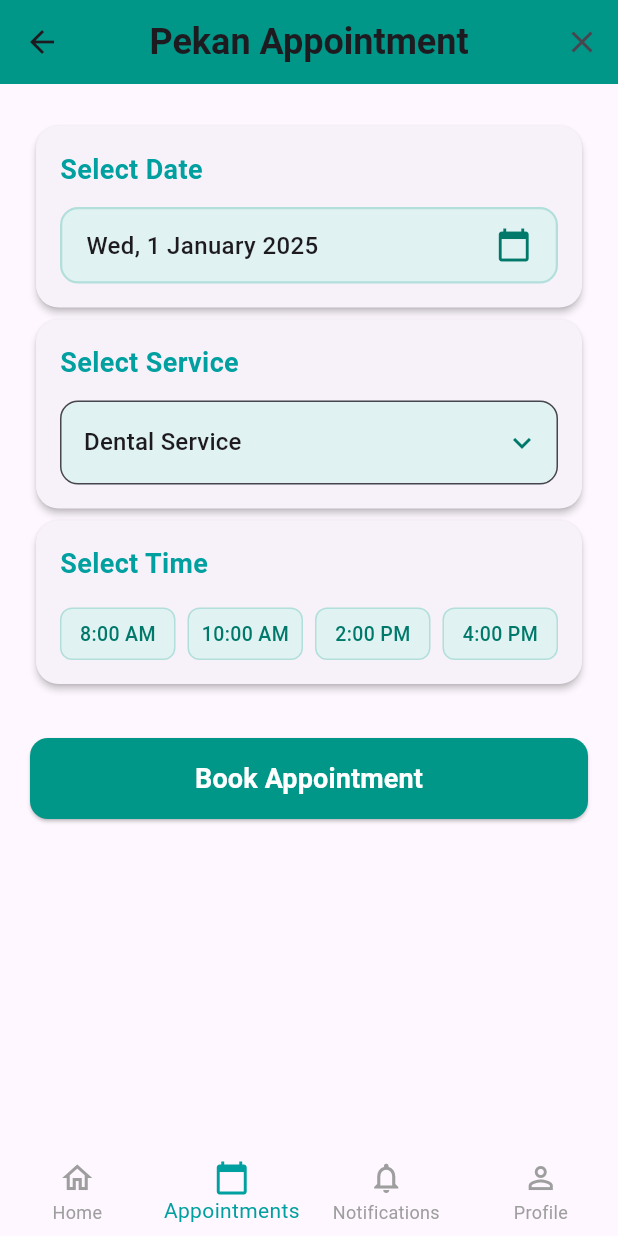
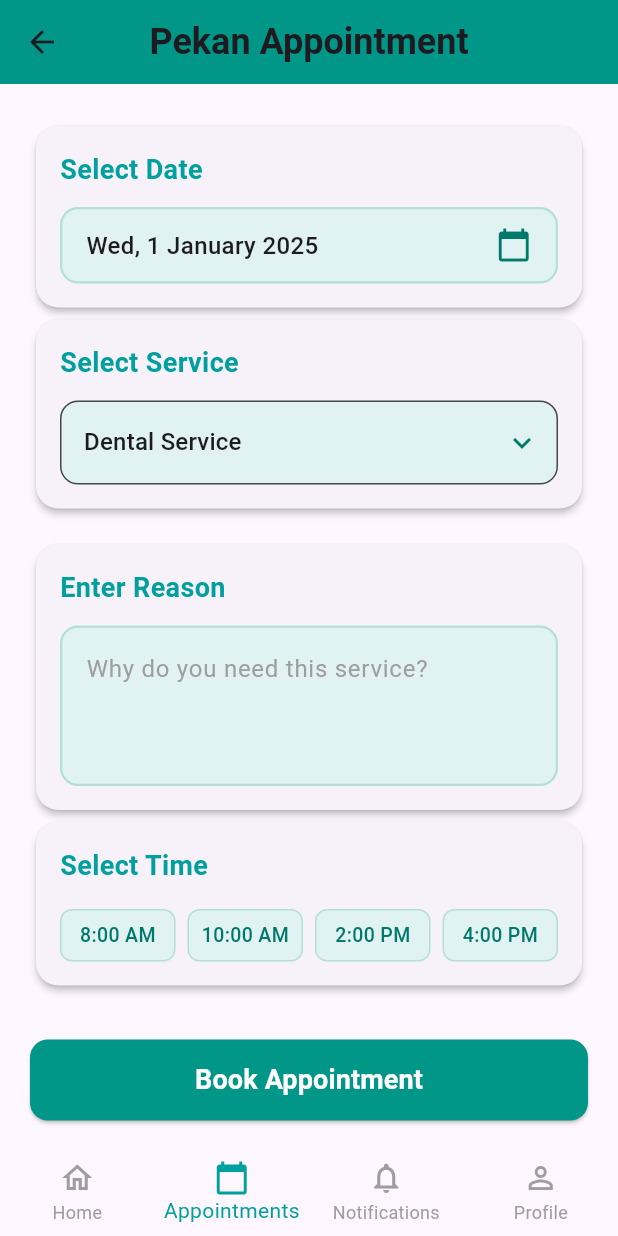
Before and after one commit to warsena/appointmentpractice, a Flutter app: the Appointmentpekan screen opened directly, on a phone screen of 412 x 824 dp. Run offline on Flutter 3.47's test engine with Material 3 defaults, Android fonts, the phone set to English and light mode, and no system bars; our stand-ins replace cloud_firestore, firebase_auth, firebase_core, table_calendar; accounts and stored records are empty.

Commit message:
add service reason at the appointment

```diff
--- a/lib/Appointment/appointmentpekan.dart
+++ b/lib/Appointment/appointmentpekan.dart
@@ -2,7 +2,6 @@ import 'package:flutter/material.dart';
 import 'package:intl/intl.dart';
 import 'package:cloud_firestore/cloud_firestore.dart';
 import 'package:firebase_auth/firebase_auth.dart'; // Firebase Authentication
-
 
 class Appointmentpekan extends StatefulWidget {
   const Appointmentpekan({super.key});
@@ -18,6 +17,7 @@ class _AppointmentpekanState extends State<Appointmentpekan> {
   String selectedTimeslot = '8.00 AM'; //letak sbb tk blh kosong
   String selectedCampus = 'Pekan';
   List<String> availableTimeslots = [];
+  TextEditingController reasonController = TextEditingController(); // Controller for reason input
 
   final List<String> services = [
     'Dental Service',
@@ -26,7 +26,12 @@ class _AppointmentpekanState extends State<Appointmentpekan> {
   ];
 
   final Map<String, List<String>> medicalSpecializations = {
-    'Medical Health Service': ['Diabetes', 'Obesity', 'Hypertension', 'Physiotherapy'],
+    'Medical Health Service': [
+      'Diabetes',
+      'Obesity',
+      'Hypertension',
+      'Physiotherapy'
+    ],
   };
 
   final Map<String, List<String>> serviceTimeslots = {
@@ -50,7 +55,6 @@ class _AppointmentpekanState extends State<Appointmentpekan> {
       // Get all possible timeslots for the selected service
       List<String> allTimeslots = serviceTimeslots[selectedService] ?? [];
 
-
       // Query Firestore for booked appointments
       QuerySnapshot snapshot = await FirebaseFirestore.instance
           .collection('Appointment')
@@ -63,8 +67,6 @@ class _AppointmentpekanState extends State<Appointmentpekan> {
       List<String> bookedSlots = snapshot.docs
           .map((doc) => doc.get('Appointment_Time') as String)
           .toList();
-
-
 
       // Update state with available timeslots
       setState(() {
@@ -111,7 +113,8 @@ Future<void> _bookAppointment() async {
       if (currentUser == null) {
         if (mounted) {
           ScaffoldMessenger.of(context).showSnackBar(
-          const SnackBar(content: Text('Please log in to book an appointment')),
+            const SnackBar(
+                content: Text('Please log in to book an appointment')),
           );
         }
         return;
@@ -138,7 +141,8 @@ Future<void> _bookAppointment() async {
       if (existingBookings.docs.isNotEmpty) {
         ScaffoldMessenger.of(context).showSnackBar(
           const SnackBar(
-          content: Text('This timeslot has just been booked. Please select another timeslot.'),
+            content: Text(
+                'This timeslot has just been booked. Please select another timeslot.'),
           ),
         );
         await _fetchAvailableTimeslots();
@@ -146,25 +150,33 @@ Future<void> _bookAppointment() async {
       }
 
       // Add a new appointment to Firestore
-    final newAppointmentRef = FirebaseFirestore.instance.collection('Appointment').doc();
+      final newAppointmentRef =
+          FirebaseFirestore.instance.collection('Appointment').doc();
+
+      // Get the reason from the controller
+      String appointmentReason = reasonController.text.trim();
 
       // Create the appointment data
       final appointmentData = {
-      'Appointment_ID': newAppointmentRef.id, // Use the document ID as Appointment_ID
+        'Appointment_ID':
+            newAppointmentRef.id, // Use the document ID as Appointment_ID
         'Appointment_Date': formattedDate,
         'Appointment_Time': selectedTimeslot,
         'Appointment_Campus': selectedCampus,
         'Appointment_Service': selectedService,
+        'Appointment_Reason': appointmentReason, // Store the reason
         'Created_At': FieldValue.serverTimestamp(),
         'User_ID': currentUser.uid, // Use the current user's UID
       };
 
       // Add the appointment to Firestore
-    await newAppointmentRef.set(appointmentData); // Use set() with the document reference
+      await newAppointmentRef
+          .set(appointmentData); // Use set() with the document reference
 
       if (mounted) {
         ScaffoldMessenger.of(context).showSnackBar(
-        const SnackBar(content: Text('Your booking is successfully confirmed.')),
+          const SnackBar(
+              content: Text('Your booking is successfully confirmed.')),
         );
         Navigator.pop(context);
       }
@@ -188,17 +200,12 @@ Future<void> _bookAppointment() async {
         ),
         centerTitle: true,
         backgroundColor: Colors.teal,
-        actions: [
-          IconButton(
-            icon: const Icon(Icons.close),
-            onPressed: () => Navigator.pop(context),
-          ),
-        ],
       ),
       body: SafeArea(
         child: SingleChildScrollView(
           child: Padding(
-            padding: const EdgeInsets.symmetric(horizontal: 20.0, vertical: 24.0),
+            padding:
+                const EdgeInsets.symmetric(horizontal: 20.0, vertical: 24.0),
             child: Column(
               crossAxisAlignment: CrossAxisAlignment.stretch,
               children: [
@@ -289,9 +296,12 @@ Future<void> _bookAppointment() async {
   }
 
   Widget _buildServiceDropdown() {
-    return Card(
+    return Column(
+      children: [
+        Card(
           elevation: 2,
-      shape: RoundedRectangleBorder(borderRadius: BorderRadius.circular(15)),
+          shape:
+              RoundedRectangleBorder(borderRadius: BorderRadius.circular(15)),
           child: Padding(
             padding: const EdgeInsets.all(16.0),
             child: Column(
@@ -308,13 +318,15 @@ Future<void> _bookAppointment() async {
                 const SizedBox(height: 12.0),
                 DropdownButtonFormField<String>(
                   value: selectedService,
-              icon: Icon(Icons.keyboard_arrow_down, color: Colors.teal.shade700),
+                  icon: Icon(Icons.keyboard_arrow_down,
+                      color: Colors.teal.shade700),
                   decoration: InputDecoration(
                     filled: true,
                     fillColor: Colors.teal.shade50,
                     border: OutlineInputBorder(
                       borderRadius: BorderRadius.circular(12.0),
-                  borderSide: BorderSide(color: Colors.teal.shade100, width: 1.5),
+                      borderSide:
+                          BorderSide(color: Colors.teal.shade100, width: 1.5),
                     ),
                   ),
                   items: services.map((String service) {
@@ -326,21 +338,36 @@ Future<void> _bookAppointment() async {
                   onChanged: (newValue) async {
                     setState(() {
                       selectedService = newValue!;
-                  selectedTimeslot = ''; // Clear selected timeslot when service changes
+                      selectedTimeslot = '';
                     });
-                await _fetchAvailableTimeslots(); // Fetch new available timeslots
+                    await _fetchAvailableTimeslots();
                   },
                 ),
               ],
             ),
           ),
+        ),
+        if (selectedService.isNotEmpty) const SizedBox(height: 16.0),
+        if (selectedService.isNotEmpty)
+          Card(
+            elevation: 2,
+            shape:
+                RoundedRectangleBorder(borderRadius: BorderRadius.circular(15)),
+            child: Padding(
+              padding: const EdgeInsets.all(16.0),
+              child: _buildReasonInput(),
+            ),
+          ),
+      ],
     );
   }
 
   Widget _buildSpecializationDropdown() {
     // Initialize selectedSpecialization if it's empty
-  if (selectedSpecialization.isEmpty && medicalSpecializations['Medical Health Service']?.isNotEmpty == true) {
-    selectedSpecialization = medicalSpecializations['Medical Health Service']!.first;
+    if (selectedSpecialization.isEmpty &&
+        medicalSpecializations['Medical Health Service']?.isNotEmpty == true) {
+      selectedSpecialization =
+          medicalSpecializations['Medical Health Service']!.first;
     }
     return Card(
       elevation: 2,
@@ -361,21 +388,25 @@ Future<void> _bookAppointment() async {
             const SizedBox(height: 12.0),
             DropdownButtonFormField<String>(
               value: selectedSpecialization,
-              icon: Icon(Icons.keyboard_arrow_down, color: Colors.teal.shade700),
+              icon:
+                  Icon(Icons.keyboard_arrow_down, color: Colors.teal.shade700),
               decoration: InputDecoration(
                 filled: true,
                 fillColor: Colors.teal.shade50,
                 border: OutlineInputBorder(
                   borderRadius: BorderRadius.circular(12.0),
-                  borderSide: BorderSide(color: Colors.teal.shade100, width: 1.5),
+                  borderSide:
+                      BorderSide(color: Colors.teal.shade100, width: 1.5),
                 ),
               ),
-              items: medicalSpecializations['Medical Health Service']?.map((String specialization) {
+              items: medicalSpecializations['Medical Health Service']
+                      ?.map((String specialization) {
                     return DropdownMenuItem<String>(
                       value: specialization,
                       child: Text(specialization),
                     );
-              }).toList() ?? [],
+                  }).toList() ??
+                  [],
               onChanged: (newValue) {
                 setState(() {
                   selectedSpecialization = newValue!;
@@ -385,6 +416,45 @@ Future<void> _bookAppointment() async {
           ],
         ),
       ),
+    );
+  }
+
+  // New method for the styled reason input
+  Widget _buildReasonInput() {
+    return Column(
+      crossAxisAlignment: CrossAxisAlignment.start,
+      children: [
+        const Text(
+          'Enter Reason',
+          style: TextStyle(
+            fontSize: 18.0,
+            fontWeight: FontWeight.bold,
+            color: Color(0xFF009FA0),
+          ),
+        ),
+        const SizedBox(height: 12.0),
+        Container(
+          decoration: BoxDecoration(
+            color: Colors.teal.shade50,
+            borderRadius: BorderRadius.circular(12.0),
+            border: Border.all(color: Colors.teal.shade100, width: 1.5),
+          ),
+          child: TextField(
+            controller: reasonController,
+            decoration: const InputDecoration(
+              hintText: 'Why do you need this service?',
+              contentPadding: EdgeInsets.all(16.0),
+              border: InputBorder.none,
+              hintStyle: TextStyle(color: Colors.grey),
+            ),
+            maxLines: 3,
+            style: TextStyle(
+              color: Colors.teal.shade700,
+              fontSize: 16.0,
+            ),
+          ),
+        ),
+      ],
     );
   }
 
```
Also changed, not shown: lib/Appointment/appointmentgambang.dart (+70 -12 lines), lib/Appointment/rescheduleappointment.dart (+131 -86 lines), lib/UserHomepage/homepage.dart (+11 -10 lines). Lines whose indentation alone changed are shown as unchanged.
